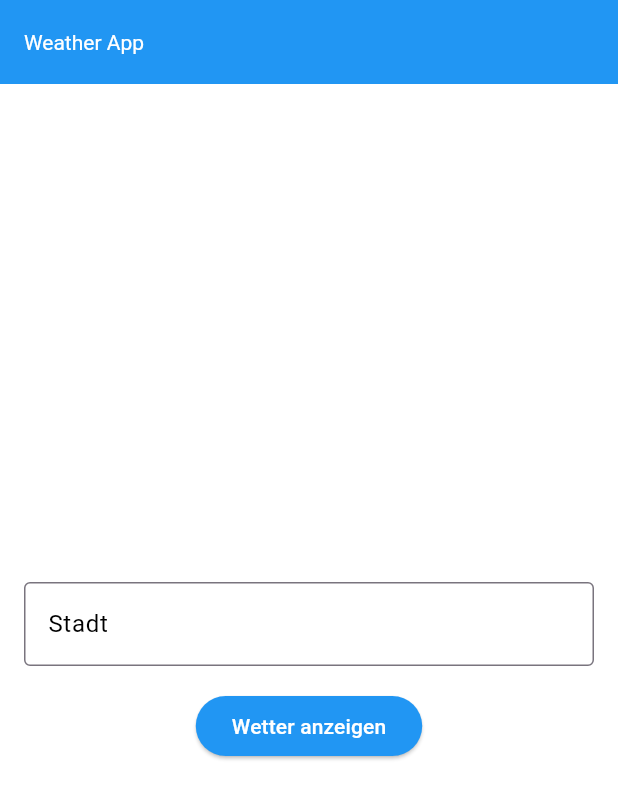
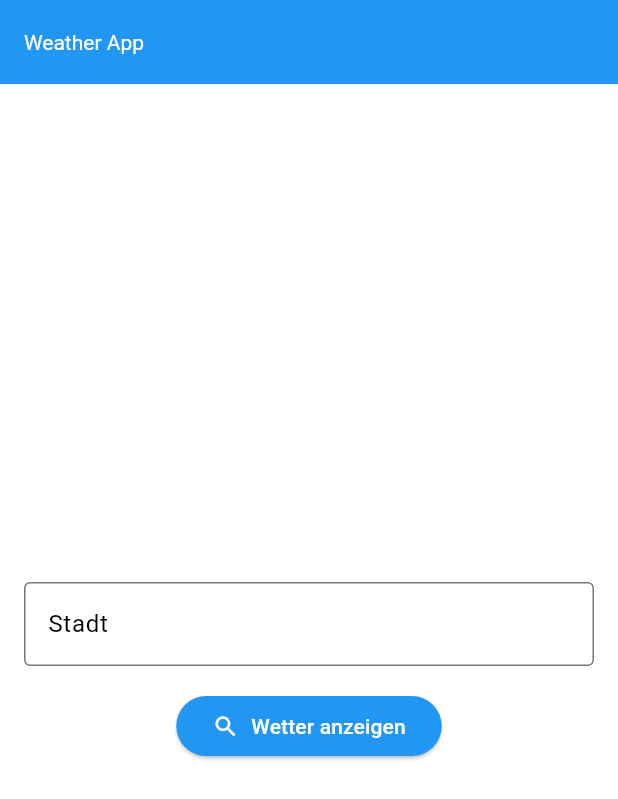
Before and after one commit to miggi92/flutter-weather, a Flutter app: the screen it shows after launch, on a phone screen of 412 x 824 dp. Shown: the top 799 px of the screen. Run offline on Flutter 3.47's test engine with Material 3 defaults, Android fonts, the phone set to English and light mode, and no system bars; our stand-ins replace flutter_dotenv, geolocator.

Commit message:
feat: :sparkles: added search icon 2 button

```diff
--- a/lib/screens/home_screen.dart
+++ b/lib/screens/home_screen.dart
@@ -81,7 +81,11 @@ class _MyHomePageState extends State<MyHomePage> {
                   onSubmitted: (text) => _fetchWeatherData()),
               ElevatedButton(
                   onPressed: _fetchWeatherData,
-                  child: const Text('Wetter anzeigen')),
+                  child: Row(mainAxisSize: MainAxisSize.min, children: const [
+                    Icon(Icons.search),
+                    SizedBox(width: 8),
+                    Text('Wetter anzeigen')
+                  ])),
               if (_weatherData != null)
                 WeatherDisplay(weatherData: _weatherData!),
               if (_cityController.text.isNotEmpty && _weatherData == null)
```
